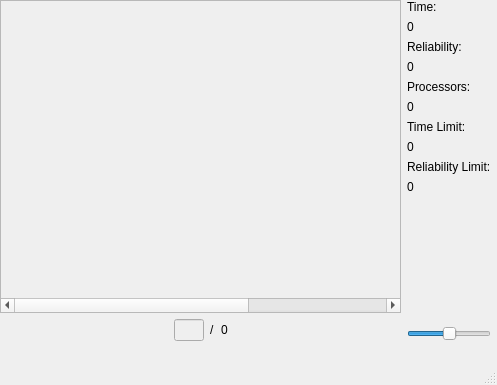
The window that src/SchedulerGUI/Windows/Viewer.ui (DanielZorin/movepoint) describes before a commit, drawn with Qt 5.
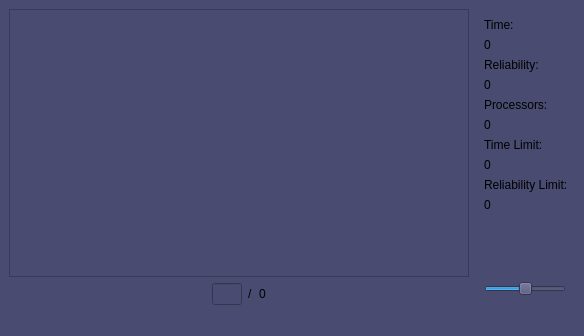
The same window after the commit. Icons and pictures are not drawn.

The edit to the form file:
```diff
--- a/src/SchedulerGUI/Windows/Viewer.ui
+++ b/src/SchedulerGUI/Windows/Viewer.ui
@@ -6,10 +6,16 @@
    <rect>
     <x>0</x>
     <y>0</y>
-    <width>497</width>
-    <height>385</height>
+    <width>584</width>
+    <height>336</height>
    </rect>
   </property>
+  <property name="sizePolicy">
+   <sizepolicy hsizetype="Expanding" vsizetype="Expanding">
+    <horstretch>0</horstretch>
+    <verstretch>0</verstretch>
+   </sizepolicy>
+  </property>
   <property name="windowTitle">
    <string>Viewer</string>
   </property>
@@ -17,25 +23,21 @@
    <iconset resource="resources.qrc">
     <normaloff>:/pics/pics/chart.png</normaloff>:/pics/pics/chart.png</iconset>
   </property>
+  <property name="styleSheet">
+   <string notr="true">background-color:#494b70</string>
+  </property>
   <widget class="QWidget" name="centralwidget">
    <property name="sizePolicy">
-    <sizepolicy hsizetype="Expanding" vsizetype="Expanding">
+    <sizepolicy hsizetype="Preferred" vsizetype="Preferred">
      <horstretch>0</horstretch>
      <verstretch>0</verstretch>
     </sizepolicy>
    </property>
-   <widget class="QWidget" name="layoutWidget">
-    <property name="geometry">
-     <rect>
-      <x>0</x>
-      <y>0</y>
-      <width>491</width>
-      <height>341</height>
-     </rect>
-    </property>
+   <layout class="QHBoxLayout" name="horizontalLayout_4">
+    <item>
     <layout class="QHBoxLayout" name="horizontalLayout_3">
      <property name="sizeConstraint">
-      <enum>QLayout::SetMaximumSize</enum>
+       <enum>QLayout::SetNoConstraint</enum>
      </property>
      <item>
       <layout class="QVBoxLayout" name="verticalLayout">
@@ -44,6 +46,9 @@
        </property>
        <item>
         <layout class="QHBoxLayout" name="horizontalLayout">
+          <property name="sizeConstraint">
+           <enum>QLayout::SetNoConstraint</enum>
+          </property>
          <item>
           <widget class="QScrollArea" name="visualizerArea">
            <property name="sizePolicy">
@@ -63,10 +68,16 @@
              <rect>
               <x>0</x>
               <y>0</y>
-              <width>635</width>
-              <height>215</height>
-             </rect>
-            </property>
+               <width>452</width>
+               <height>221</height>
+              </rect>
+             </property>
+             <property name="sizePolicy">
+              <sizepolicy hsizetype="Expanding" vsizetype="Expanding">
+               <horstretch>0</horstretch>
+               <verstretch>0</verstretch>
+              </sizepolicy>
+             </property>
            </widget>
           </widget>
          </item>
@@ -74,6 +85,9 @@
        </item>
        <item>
         <layout class="QHBoxLayout" name="horizontalLayout_2">
+          <property name="sizeConstraint">
+           <enum>QLayout::SetNoConstraint</enum>
+          </property>
          <item>
           <spacer name="horizontalSpacer">
            <property name="orientation">
@@ -296,9 +310,28 @@
       </layout>
      </item>
      <item>
+       <widget class="QWidget" name="info" native="true">
+        <property name="sizePolicy">
+         <sizepolicy hsizetype="Fixed" vsizetype="Preferred">
+          <horstretch>0</horstretch>
+          <verstretch>0</verstretch>
+         </sizepolicy>
+        </property>
+        <property name="minimumSize">
+         <size>
+          <width>100</width>
+          <height>0</height>
+         </size>
+        </property>
+        <property name="maximumSize">
+         <size>
+          <width>100</width>
+          <height>16777215</height>
+         </size>
+        </property>
       <layout class="QVBoxLayout" name="verticalLayout_3">
        <property name="sizeConstraint">
-        <enum>QLayout::SetDefaultConstraint</enum>
+          <enum>QLayout::SetNoConstraint</enum>
        </property>
        <item>
         <widget class="QLabel" name="label_3">
@@ -430,9 +463,11 @@
         </widget>
        </item>
       </layout>
-     </item>
-    </layout>
-   </widget>
+       </widget>
+      </item>
+     </layout>
+    </item>
+   </layout>
   </widget>
   <widget class="QMenuBar" name="menubar">
    <property name="geometry">
```
Left out of the diff: 2 changed lines with no effect on the pictures. Lines whose indentation alone changed are shown as unchanged.
